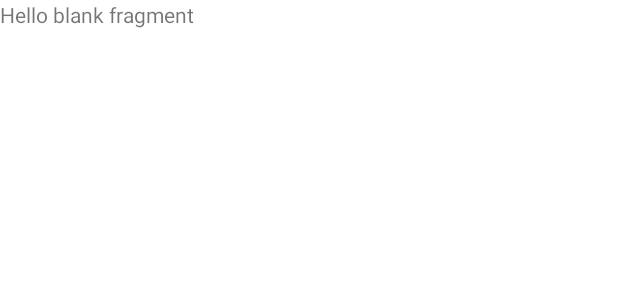
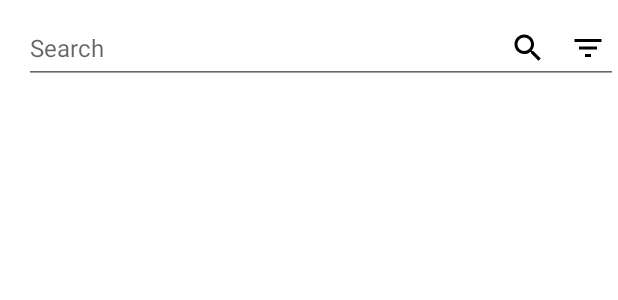
Before and after one commit to UKnow-IKnow/stack-lite, an Android app: the layout fragment_question.xml on its own in the app's theme, with its tools: preview values and no code run, on a phone screen of 412 x 824 dp. Shown: the top 300 px of the screen. Run offline under Robolectric (Android 15) with nearby library versions, the light colour scheme and no system bars.

Commit message:
design searchbar

```diff
--- /dev/null
+++ b/app/src/main/res/drawable/ic_close.xml
@@ -0,0 +1,5 @@
+<vector android:height="24dp" android:tint="#000000"
+    android:viewportHeight="24" android:viewportWidth="24"
+    android:width="24dp" xmlns:android="http://schemas.android.com/apk/res/android">
+    <path android:fillColor="@android:color/white" android:pathData="M19,6.41L17.59,5 12,10.59 6.41,5 5,6.41 10.59,12 5,17.59 6.41,19 12,13.41 17.59,19 19,17.59 13.41,12z"/>
+</vector>
--- /dev/null
+++ b/app/src/main/res/drawable/ic_filter.xml
@@ -0,0 +1,5 @@
+<vector android:height="24dp" android:tint="#000000"
+    android:viewportHeight="24" android:viewportWidth="24"
+    android:width="24dp" xmlns:android="http://schemas.android.com/apk/res/android">
+    <path android:fillColor="@android:color/white" android:pathData="M10,18h4v-2h-4v2zM3,6v2h18L21,6L3,6zM6,13h12v-2L6,11v2z"/>
+</vector>
--- /dev/null
+++ b/app/src/main/res/drawable/ic_search.xml
@@ -0,0 +1,5 @@
+<vector android:height="24dp" android:tint="#000000"
+    android:viewportHeight="24" android:viewportWidth="24"
+    android:width="24dp" xmlns:android="http://schemas.android.com/apk/res/android">
+    <path android:fillColor="@android:color/white" android:pathData="M15.5,14h-0.79l-0.28,-0.27C15.41,12.59 16,11.11 16,9.5 16,5.91 13.09,3 9.5,3S3,5.91 3,9.5 5.91,16 9.5,16c1.61,0 3.09,-0.59 4.23,-1.57l0.27,0.28v0.79l5,4.99L20.49,19l-4.99,-5zM9.5,14C7.01,14 5,11.99 5,9.5S7.01,5 9.5,5 14,7.01 14,9.5 11.99,14 9.5,14z"/>
+</vector>
--- a/app/src/main/res/layout/fragment_question.xml
+++ b/app/src/main/res/layout/fragment_question.xml
@@ -1,14 +1,63 @@
 <?xml version="1.0" encoding="utf-8"?>
-<FrameLayout xmlns:android="http://schemas.android.com/apk/res/android"
+<LinearLayout xmlns:android="http://schemas.android.com/apk/res/android"
     xmlns:tools="http://schemas.android.com/tools"
     android:layout_width="match_parent"
+    android:background="@color/white"
+    android:focusable="true"
+    android:focusableInTouchMode="true"
+    android:orientation="vertical"
     android:layout_height="match_parent"
     tools:context=".QuestionFragment">
 
-    <!-- TODO: Update blank fragment layout -->
-    <TextView
+    <com.google.android.material.appbar.MaterialToolbar
+        android:id="@+id/searchToolBar"
         android:layout_width="match_parent"
-        android:layout_height="match_parent"
-        android:text="@string/hello_blank_fragment" />
+        android:layout_height="?actionBarSize"
+        android:background="@color/white"
+        android:paddingTop="8dp">
 
-</FrameLayout>
+        <RelativeLayout
+            android:layout_width="match_parent"
+            android:layout_height="match_parent"
+            android:gravity="center_vertical">
+
+            <EditText
+                android:id="@+id/searchET"
+                android:layout_width="0dp"
+                android:layout_height="match_parent"
+                android:layout_alignParentStart="true"
+                android:layout_alignEnd="@+id/filterIcon"
+                android:layout_marginEnd="0dp"
+                android:hint="Search"
+                android:textSize="16sp"
+                tools:ignore="Suspicious0dp" />
+
+            <ImageView
+                android:id="@+id/clearQuery"
+                android:layout_width="wrap_content"
+                android:layout_height="match_parent"
+                android:layout_toStartOf="@id/filterIcon"
+                android:src="@drawable/ic_close"
+                android:visibility="gone" />
+
+            <ImageView
+                android:id="@+id/searchIcon"
+                android:layout_width="wrap_content"
+                android:layout_height="match_parent"
+                android:layout_toStartOf="@id/filterIcon"
+                android:paddingHorizontal="8dp"
+                android:src="@drawable/ic_search" />
+
+            <ImageView
+                android:id="@+id/filterIcon"
+                android:layout_width="wrap_content"
+                android:layout_height="match_parent"
+                android:layout_alignParentEnd="true"
+                android:paddingHorizontal="8dp"
+                android:src="@drawable/ic_filter" />
+
+        </RelativeLayout>
+
+    </com.google.android.material.appbar.MaterialToolbar>
+
+</LinearLayout>
```
